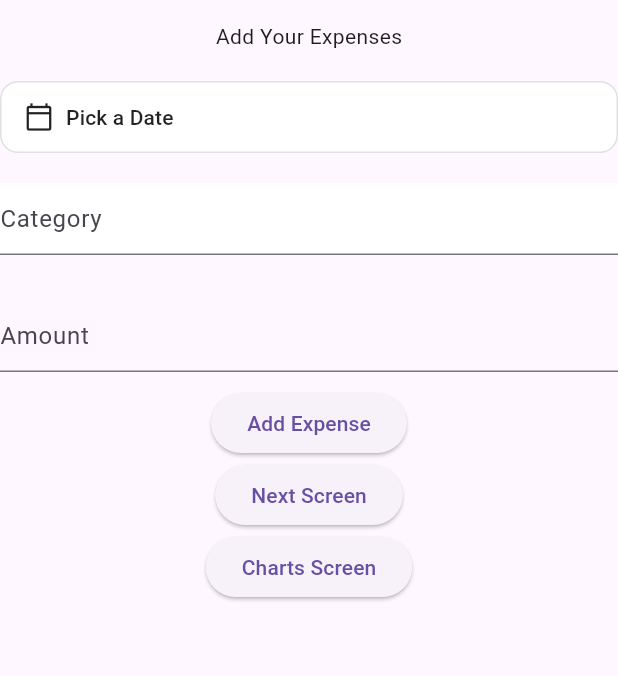
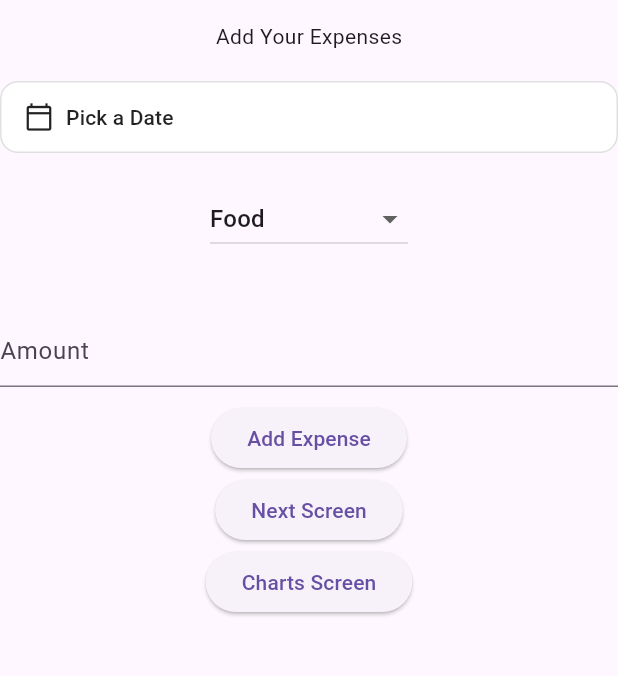
Before and after one commit to buildwithayush/graphify, a Flutter app: the screen it shows after launch, after a tap on "Add Expense", on a phone screen of 412 x 824 dp, the part 63-739 px from its top. Run offline on Flutter 3.47's test engine with Material 3 defaults, Android fonts, the phone set to English and light mode, and no system bars; our stand-ins replace fl_chart, flutter_riverpod, isar, riverpod_annotation; accounts and stored records are empty; generated files the repository leaves out were written again.

Commit message:
Add Custom category selection feature to expense home screen
* Add date picker widget and integrate it into expense form

* Add Custom category selection feature to expense home screen

---------

Co-authored-by: Ayush Umrao <umraoayush@gmail.com>

```diff
--- a/lib/features/presentation/screens/expense_home_screen.dart
+++ b/lib/features/presentation/screens/expense_home_screen.dart
@@ -2,6 +2,7 @@ import 'package:flutter/material.dart';
 import 'package:flutter_riverpod/flutter_riverpod.dart';
 import 'package:graphify/features/data/models/expense.dart';
 import 'package:graphify/features/data/providers/expense_repository_provider.dart';
+import 'package:graphify/features/presentation/providers/category_provider.dart';
 import 'package:graphify/features/presentation/providers/expenses.dart';
 import 'package:graphify/features/presentation/screens/expense_chart_screen.dart';
 import 'package:graphify/features/presentation/screens/expense_view.dart';
@@ -14,13 +15,32 @@ class ExpenseHomeScreen extends ConsumerStatefulWidget {
   ConsumerState<ExpenseHomeScreen> createState() => _ExpenseHomeScreenState();
 }
 
-TextEditingController _textEditingController1 = TextEditingController();
-TextEditingController _textEditingController2 = TextEditingController();
+List<String> categories = [
+  'Food',
+  'Study',
+  'Utilities',
+  'Transportation',
+  'Insurance',
+  'Custom',
+];
 
 class _ExpenseHomeScreenState extends ConsumerState<ExpenseHomeScreen> {
+  final TextEditingController _textEditingController1 = TextEditingController();
+  final TextEditingController _textEditingController2 = TextEditingController();
+
+  @override
+  void dispose() {
+    _textEditingController1.dispose();
+    _textEditingController2.dispose();
+    super.dispose();
+  }
+
   DateTime? expenseDate;
+  bool isCustomSelected = false;
+
   @override
   Widget build(BuildContext context) {
+    final categoryState = ref.watch(categoryNotifierProvider);
     return Scaffold(
       appBar: AppBar(title: const Text('Expenses')),
       body: SingleChildScrollView(
@@ -30,26 +50,38 @@ class _ExpenseHomeScreenState extends ConsumerState<ExpenseHomeScreen> {
             Text('Add Your Expenses'),
             SizedBox(height: 20),
             TdateTimePicker(
-
               onDateSelected: (selectedDate) {
                 expenseDate = selectedDate;
                 ref.invalidate(expensesProvider);
-
               },
             ),
             SizedBox(height: 20),
-            Container(
+            DropdownButton<String>(
+              value: categoryState.selectedcategory,
 
-              decoration: BoxDecoration(
-                shape: BoxShape.rectangle,
-                color: Colors.white,
+              items: categories.map((String item) {
+                return DropdownMenuItem<String>(value: item, child: Text(item));
+              }).toList(),
+              onChanged: (newValue) {
+                if (newValue != null) {
+                  ref
+                      .read(categoryNotifierProvider.notifier)
+                      .updateCategory(newValue);
+                }
+              },
             ),
-              child: TextFormField(
+
+            SizedBox(height: 10),
+
+            if (categoryState.isCustomSelected)
+              TextField(
                 controller: _textEditingController1,
-
-                decoration: InputDecoration(hintText: 'Category'),
+                decoration: InputDecoration(
+                  hintText: 'Enter Custom Category',
+                  border: OutlineInputBorder(),
                 ),
               ),
+
             SizedBox(height: 30),
             Container(
               decoration: BoxDecoration(shape: BoxShape.rectangle),
@@ -67,7 +99,9 @@ class _ExpenseHomeScreenState extends ConsumerState<ExpenseHomeScreen> {
                   final repo = await ref.read(expenseRepositoryProvider.future);
 
                   final expense = Expense(
-                    category: _textEditingController1.text,
+                    category: categoryState.isCustomSelected
+                        ? _textEditingController1.text
+                        : categoryState.selectedcategory,
                     amount:
                         double.tryParse(_textEditingController2.text) ?? 0.0,
                     date: expenseDate,
```
Also changed, not shown: lib/features/presentation/models/category_state.dart (added, +9 -0 lines), lib/features/presentation/providers/category_provider.dart (added, +19 -0 lines), lib/features/presentation/providers/category_provider.g.dart (added). Lines whose indentation alone changed are shown as unchanged.
